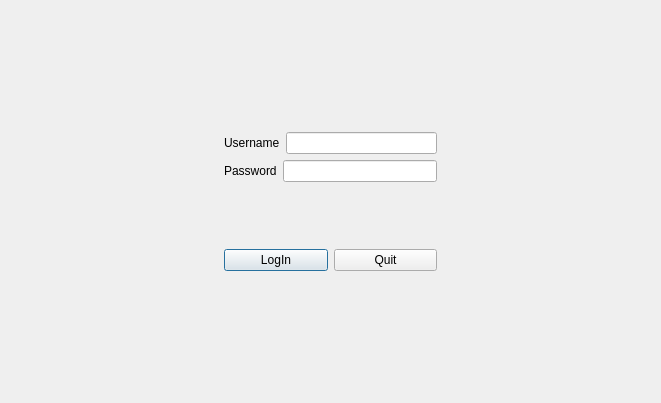
Ts-myself/CS205_Proj, file GUI/logindialog.ui: the form before one commit.
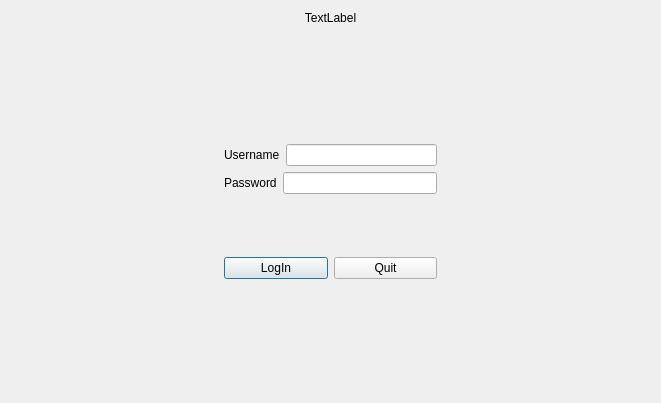
The form after the commit.

Commit message: (GUI) 1.修复print_GUI中玩家和箱子x，y弄反的bug 2.修复copy不能进入的bug - version 1.1 （实现除了save外的所有basic） （bonus:GUI)

```diff
--- a/GUI/logindialog.ui
+++ b/GUI/logindialog.ui
@@ -13,7 +13,17 @@
   <property name="windowTitle">
    <string>Dialog</string>
   </property>
-  <layout class="QHBoxLayout" name="horizontalLayout_5">
+  <layout class="QVBoxLayout" name="verticalLayout_2">
+   <item>
+    <widget class="QLabel" name="headLabel">
+     <property name="text">
+      <string>TextLabel</string>
+     </property>
+     <property name="alignment">
+      <set>Qt::AlignCenter</set>
+     </property>
+    </widget>
+   </item>
    <item>
     <layout class="QHBoxLayout" name="horizontalLayout">
      <item>
```
The commit also changes 4 other files.
